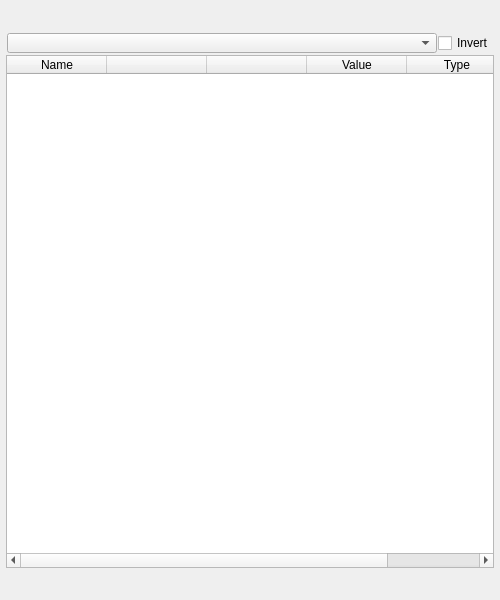
The window that mayatk/node_utils/attributes/attribute_manager.ui (m3trik/mayatk) describes before a commit, drawn with Qt 5.
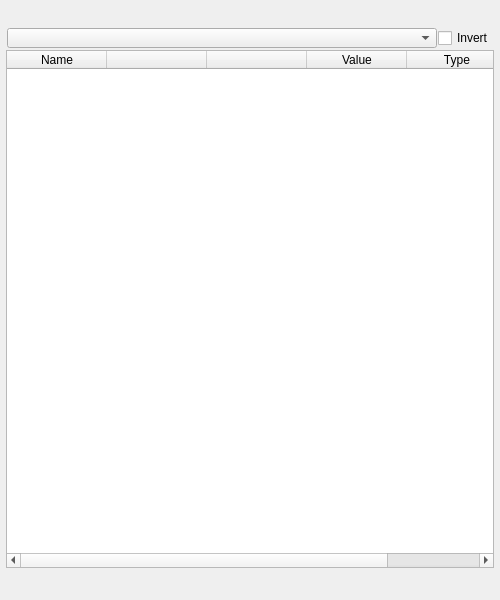
The same window after the commit. Custom widgets are drawn as their Qt base class.

Commit message: AttributeManager: fix create menu import, adjust header/UI sizes; ReferenceManager: update widget headers

What changed in the file:
```diff
--- a/mayatk/node_utils/attributes/attribute_manager.ui
+++ b/mayatk/node_utils/attributes/attribute_manager.ui
@@ -32,13 +32,13 @@
       <property name="minimumSize">
        <size>
         <width>0</width>
-        <height>25</height>
+        <height>20</height>
        </size>
       </property>
       <property name="maximumSize">
        <size>
         <width>16777215</width>
-        <height>25</height>
+        <height>20</height>
        </size>
       </property>
       <property name="font">
@@ -48,7 +48,7 @@
        </font>
       </property>
       <property name="text" stdset="0">
-       <string>ATTRIBUTE MANAGER</string>
+       <string>ATTRIBUTE MGR</string>
       </property>
      </widget>
     </item>
```
The commit also changes 2 other files.
